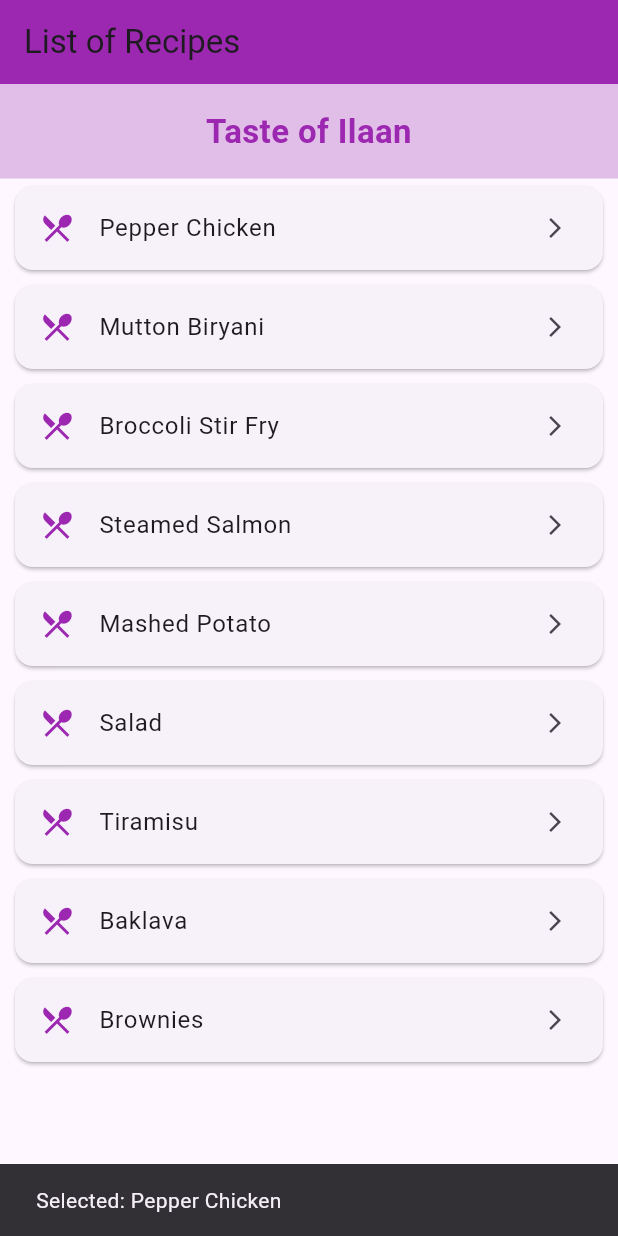
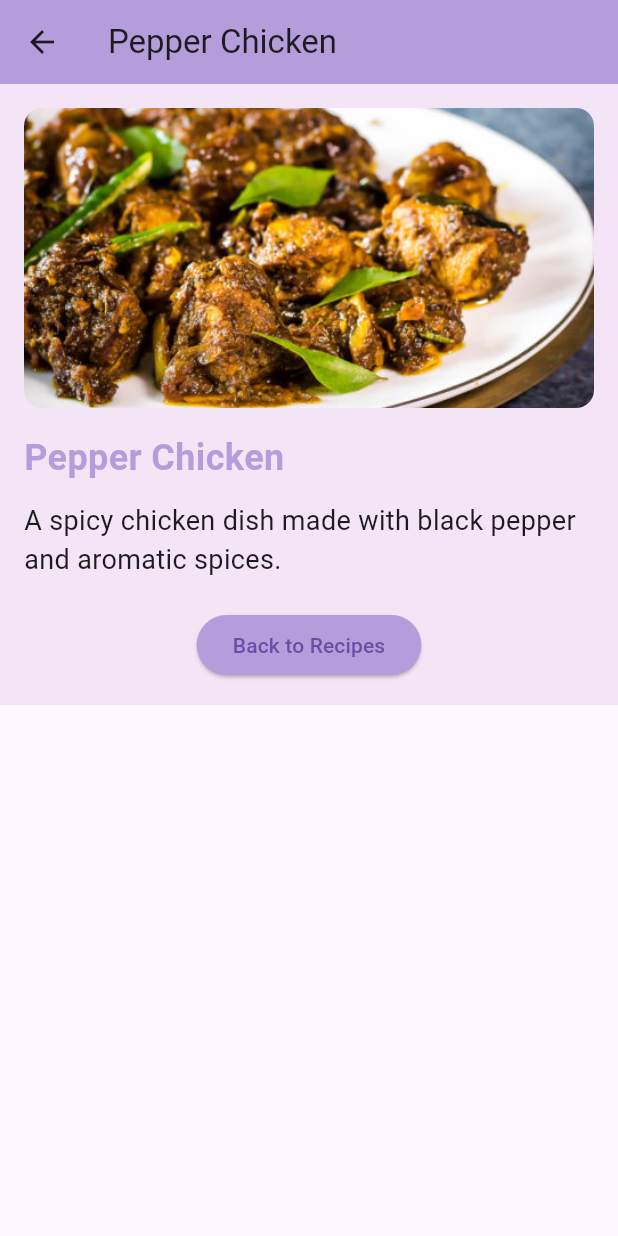
Before and after one commit to Lavanyathangaraj/mad_cw02, a Flutter app: the screen it shows after launch, after a tap on "Pepper Chicken", on a phone screen of 412 x 824 dp. Run offline on Flutter 3.47's test engine with Material 3 defaults, Android fonts, the phone set to English and light mode, and no system bars.

Commit message:
DetailsScreen - recepies details & image

```diff
--- /dev/null
+++ b/lib/detailsScreen.dart
@@ -0,0 +1,74 @@
+import 'package:flutter/material.dart';
+
+class DetailsScreen extends StatelessWidget {
+  final String recipeName;
+  final String recipeDetails;
+  final String imagePath;
+  final Color pastelColor;
+
+  const DetailsScreen({
+    super.key,
+    required this.recipeName,
+    required this.recipeDetails,
+    required this.imagePath,
+    required this.pastelColor,
+  });
+
+  @override
+  Widget build(BuildContext context) {
+    final pastelBackground = Color(0xFFF3E5F5);
+
+    return Scaffold(
+      appBar: AppBar(
+        title: Text(recipeName),
+        backgroundColor: pastelColor,
+      ),
+      body: SingleChildScrollView(
+        child: Container(
+          color: pastelBackground,
+          padding: const EdgeInsets.all(16.0),
+          child: Column(
+            crossAxisAlignment: CrossAxisAlignment.start,
+            children: [
+              ClipRRect(
+                borderRadius: BorderRadius.circular(12),
+                child: Image.asset(
+                  imagePath,
+                  width: double.infinity,
+                  height: 200,
+                  fit: BoxFit.cover,
+                ),
+              ),
+              const SizedBox(height: 16),
+              Text(
+                recipeName,
+                style: TextStyle(
+                  fontSize: 24,
+                  fontWeight: FontWeight.bold,
+                  color: pastelColor,
+                ),
+              ),
+              const SizedBox(height: 12),
+              Text(
+                recipeDetails,
+                style: const TextStyle(fontSize: 18),
+              ),
+              const SizedBox(height: 20),
+              Center(
+                child: ElevatedButton(
+                  onPressed: () {
+                    Navigator.pop(context);
+                  },
+                  style: ElevatedButton.styleFrom(
+                    backgroundColor: pastelColor,
+                  ),
+                  child: const Text('Back to Recipes'),
+                ),
+              ),
+            ],
+          ),
+        ),
+      ),
+    );
+  }
+}
--- a/lib/homeScreen.dart
+++ b/lib/homeScreen.dart
@@ -1,65 +1,106 @@
 import 'package:flutter/material.dart';
+import 'detailsScreen.dart';
 
 class HomeScreen extends StatelessWidget {
-  final List<String> recipes = [
-    'Pepper Chicken',
-    'Mutton Biryani',
-    'Broccoli Stir Fry',
-    'Steamed Salmon',
-    'Mashed Potato',
-    'Salad',
-    'Tiramisu',
-    'Baklava',
-    'Brownies',
+  final List<Map<String, String>> recipes = [
+    {
+      'name': 'Pepper Chicken',
+      'details': 'A spicy chicken dish made with black pepper and aromatic spices.',
+      'image': 'assets/images/pepperChicken.jpg'
+    },
+    {
+      'name': 'Mutton Biryani',
+      'details': 'A flavorful rice dish with marinated mutton and spices.',
+      'image': 'assets/images/muttonBiryani.jpg'
+    },
+    {
+      'name': 'Broccoli Stir Fry',
+      'details': 'Quick stir fry with broccoli, garlic, and soy sauce.',
+      'image': 'assets/images/broccoliStirFry.jpg'
+    },
+    {
+      'name': 'Steamed Salmon',
+      'details': 'Fresh salmon steamed with lemon and herbs.',
+      'image': 'assets/images/steamedSalmon.jpg'
+    },
+    {
+      'name': 'Mashed Potato',
+      'details': 'Creamy mashed potatoes with butter and cream.',
+      'image': 'assets/images/mashedPotatoes.jpg'
+    },
+    {
+      'name': 'Salad',
+      'details': 'Fresh garden salad with lettuce, tomatoes, and dressing.',
+      'image': 'assets/images/salad.jpg'
+    },
+    {
+      'name': 'Tiramisu',
+      'details': 'Classic Italian dessert with coffee-soaked ladyfingers and mascarpone.',
+      'image': 'assets/images/tiramisu.jpg'
+    },
+    {
+      'name': 'Baklava',
+      'details': 'Sweet pastry made of layers of filo dough, nuts, and honey.',
+      'image': 'assets/images/baklava.jpg'
+    },
+    {
+      'name': 'Brownies',
+      'details': 'Rich chocolate brownies with a fudgy center.',
+      'image': 'assets/images/brownies.jpg'
+    },
   ];
 
   @override
   Widget build(BuildContext context) {
+    final pastelPurple = Color(0xFFB39DDB);
+    final pastelBackground = Color(0xFFEDE7F6);
+
     return Scaffold(
       appBar: AppBar(
-        title: const Text('List of Recipes'),
-        backgroundColor: Colors.purple,
+        title: const Text('Taste of Ilaan'),
+        backgroundColor: pastelPurple,
       ),
-      body: Column(
-        crossAxisAlignment: CrossAxisAlignment.start,
-        children: [
-          Container(
-            width: double.infinity,
-            color: Colors.purple[100],
-            padding: const EdgeInsets.all(16.0),
-            child: const Text(
-              'Taste of Ilaan',
-              style: TextStyle(
-                fontSize: 22,
-                fontWeight: FontWeight.bold,
-                color: Colors.purple,
-              ),
-              textAlign: TextAlign.center,
-            ),
-          ),
-
-          Expanded(
-            child: ListView.builder(
+      body: ListView.builder(
         itemCount: recipes.length,
         itemBuilder: (context, index) {
           return Card(
+            color: pastelBackground,
             margin: const EdgeInsets.symmetric(horizontal: 10, vertical: 5),
             child: ListTile(
-                    leading: const Icon(Icons.restaurant_menu, color: Colors.purple),
-                    title: Text(recipes[index]),
-                    trailing: const Icon(Icons.arrow_forward_ios, size: 16),
+              leading: ClipRRect(
+                borderRadius: BorderRadius.circular(6),
+                child: Image.asset(
+                  recipes[index]['image']!,
+                  width: 50,
+                  height: 50,
+                  fit: BoxFit.cover,
+                ),
+              ),
+              title: Text(
+                recipes[index]['name']!,
+                style: const TextStyle(
+                  color: Colors.black,
+                  fontWeight: FontWeight.w600,
+                ),
+              ),
+              trailing: Icon(Icons.arrow_forward_ios, size: 16, color: pastelPurple),
               onTap: () {
-                      ScaffoldMessenger.of(context).showSnackBar(
-                        SnackBar(content: Text('Selected: ${recipes[index]}')),
+                Navigator.push(
+                  context,
+                  MaterialPageRoute(
+                    builder: (context) => DetailsScreen(
+                      recipeName: recipes[index]['name']!,
+                      recipeDetails: recipes[index]['details']!,
+                      imagePath: recipes[index]['image']!,
+                      pastelColor: pastelPurple,
+                    ),
+                  ),
                 );
               },
             ),
           );
         },
       ),
-          ),
-        ],
-      ),
     );
   }
 }
--- a/lib/main.dart
+++ b/lib/main.dart
@@ -1,5 +1,5 @@
 import 'package:flutter/material.dart';
-import 'homeScreen.dart'; // Make sure the file name matches exactly
+import 'homeScreen.dart';
 
 void main() {
   runApp(const MyApp());
```
Also changed, not shown: pubspec.yaml (+10 -0 lines), assets/images/baklava.jpg (added), assets/images/broccoliStirFry.jpg (added), assets/images/brownies.jpg (added), assets/images/mashedPotatoes.jpg (added), assets/images/muttonBiryani.jpg (added), assets/images/pepperChicken.jpg (added), assets/images/salad.jpg (added), assets/images/steamedSalmon.jpg (added), assets/images/tiramisu.jpg (added). Lines whose indentation alone changed are shown as unchanged.
